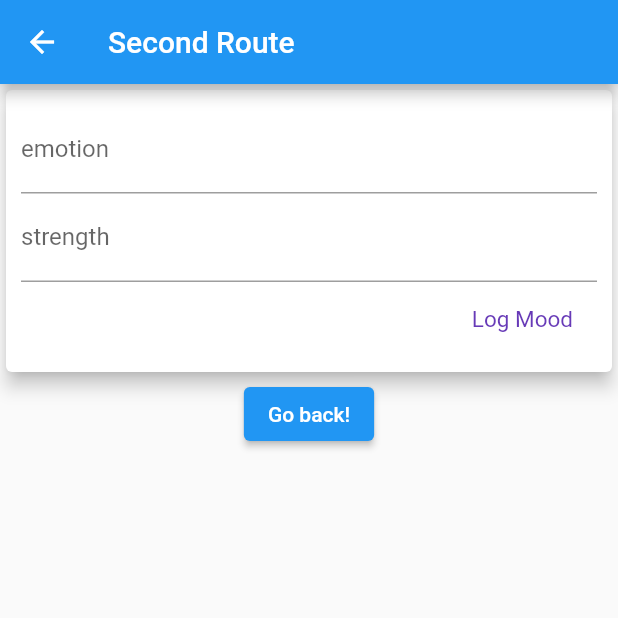
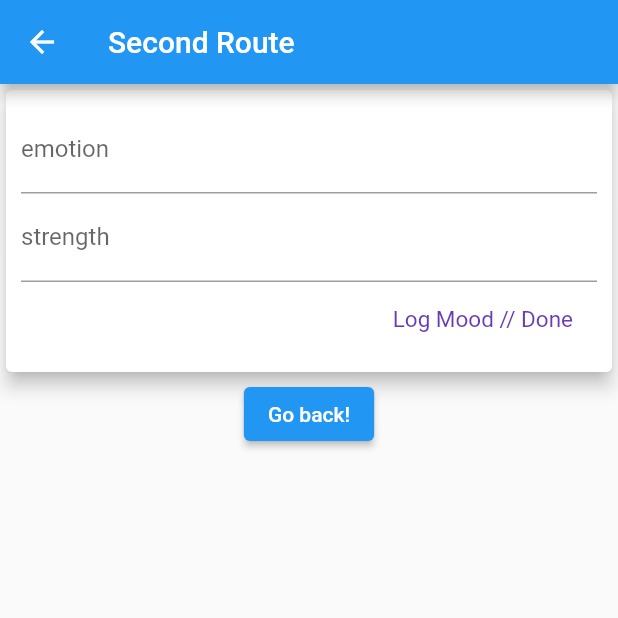
Before and after one commit to AugusteBalz/trial0103, a Flutter app: the screen it shows after launch, after a tap on "Log emotions", on a phone screen of 412 x 824 dp, the top half of it. Run offline on Flutter 3.47's test engine with Material 2 defaults, Android fonts, the phone set to English and light mode, and no system bars.

Commit message:
cards work, multi select does not, scrolling works, minimal navigation  / first page(ooo)

```diff
--- a/lib/widgets/new_mood.dart
+++ b/lib/widgets/new_mood.dart
@@ -32,7 +32,7 @@ class NewMood extends StatelessWidget {
               controller: amountController,
             ),
             TextButton(
-              child: Text("Log Mood"),
+              child: Text("Log Mood // Done"),
               style: TextButton.styleFrom(
                 padding: const EdgeInsets.all(16.0),
                 primary: Colors.deepPurple,
@@ -44,6 +44,8 @@ class NewMood extends StatelessWidget {
                   double.parse(amountController.text),
                 );
 
+                Navigator.pop(context);
+
               },
             )
           ],
--- a/lib/widgets/user_mood.dart
+++ b/lib/widgets/user_mood.dart
@@ -8,7 +8,6 @@ import 'package:trial0103/widgets/log_mood_screen_one.dart';
 import 'package:trial0103/widgets/moodlog_list.dart';
 import 'package:trial0103/widgets/new_mood.dart';
 
-
 class UserMood extends StatefulWidget {
   const UserMood({Key? key}) : super(key: key);
 
@@ -17,27 +16,20 @@ class UserMood extends StatefulWidget {
 }
 
 class _UserMoodState extends State<UserMood> {
-
-
-
-
-
-
-
-
-
-
-
   @override
   Widget build(BuildContext context) {
     return Column(
       children: <Widget>[
-        ElevatedButton(onPressed: (){
+        ElevatedButton(
+          child: Text("Log emotions"),
+          onPressed: () async {
+            final value = await Navigator.pushNamed(context, '/ooo');
 
-          Navigator.pushNamed(context, '/ooo');
-
-        }, child: Text("Log emotions")),
-
+            setState(() {
+              MoodLogList();
+            });
+          },
+        ),
         MoodLogList(),
       ],
     );
```
